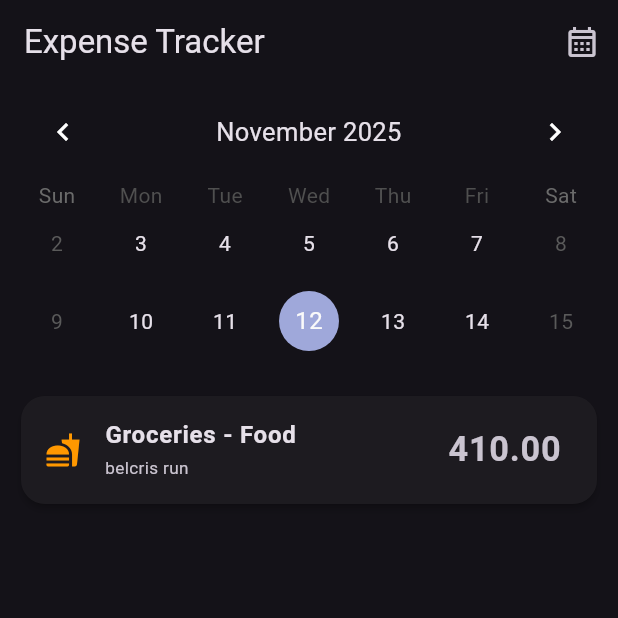
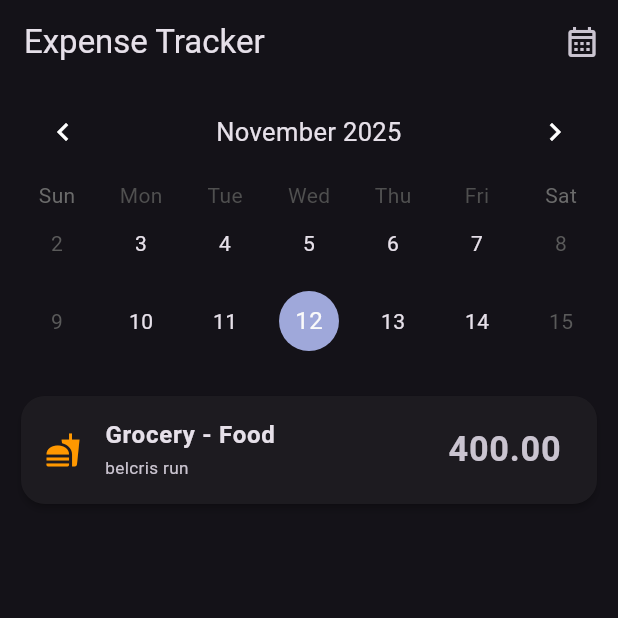
Before and after one commit to joshy-fyed/simple-budget-app, a Flutter app: the screen it shows after launch, on a phone screen of 412 x 824 dp, the top half of it. Run offline on Flutter 3.47's test engine with Material 3 defaults, Android fonts, the phone set to English and light mode, and no system bars; drawn by our look-alikes of table_calendar; our stand-ins replace flutter_screenutil, gap, go_router.

Commit message:
[更新] Update expense log tile

```diff
--- a/simple_budget_app/lib/home_screen.dart
+++ b/simple_budget_app/lib/home_screen.dart
@@ -65,7 +65,11 @@ class _HomeScreenState extends State<HomeScreen> {
               },
             ),
             const Gap(20),
-            const ExpenseLog()
+            const ExpenseLog(
+              expenseTitle: "Grocery - Food",
+              expenseAmount: "400.00",
+              expenseDescription: "belcris run",
+            )
           ],
         ),
       ),
--- a/simple_budget_app/lib/utils/expense_log.dart
+++ b/simple_budget_app/lib/utils/expense_log.dart
@@ -2,7 +2,10 @@ import 'package:flutter/material.dart';
 import 'package:flutter_screenutil/flutter_screenutil.dart';
 
 class ExpenseLog extends StatelessWidget {
-  const ExpenseLog({super.key});
+  final String expenseTitle;
+  final String? expenseDescription;
+  final String expenseAmount;
+  const ExpenseLog({super.key, required this.expenseTitle, required this.expenseAmount, this.expenseDescription});
 
   @override
   Widget build(BuildContext context) {
@@ -15,15 +18,15 @@ class ExpenseLog extends StatelessWidget {
           onTap: () {},
           leading: const Icon(Icons.fastfood, color: Colors.orange),
           title: Text(
-            "Groceries - Food",
+            expenseTitle,
             style: TextStyle(fontSize: 14.sp, fontWeight: FontWeight.bold),
           ),
           subtitle: Text(
-            "belcris run",
+            expenseDescription ?? '',
             style: TextStyle(fontSize: 10.sp),
           ),
           trailing: Text(
-            "410.00",
+            expenseAmount,
             style: TextStyle(fontSize: 20.sp, fontWeight: FontWeight.bold),
           )),
     );
```
